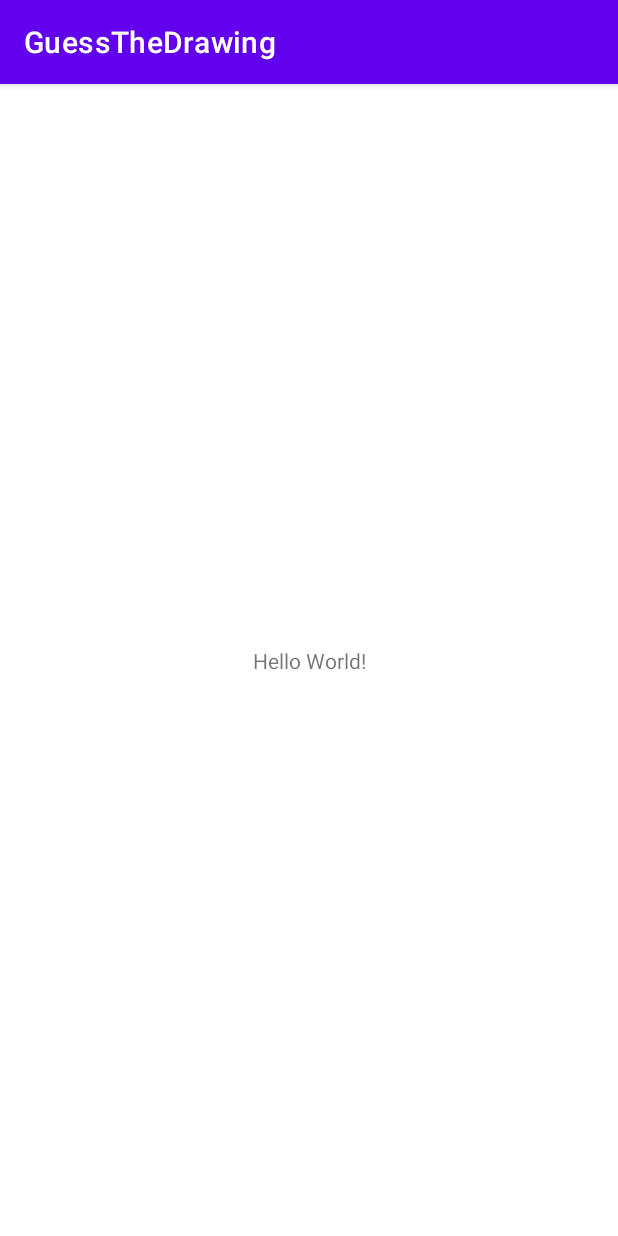
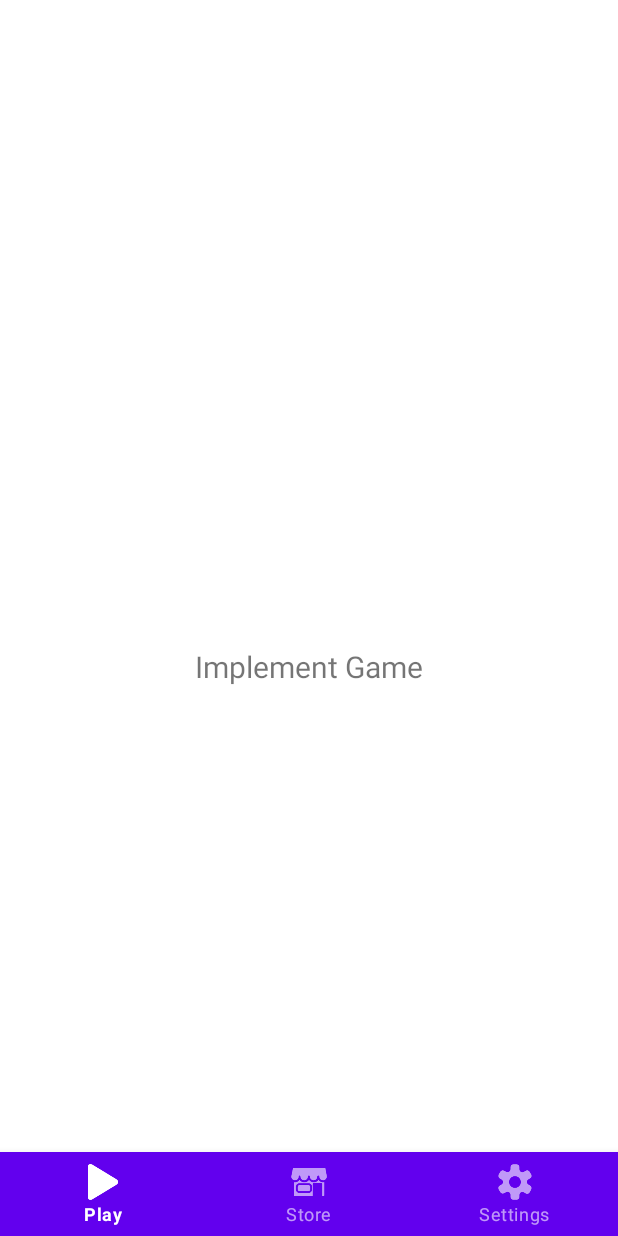
Before and after one commit to GrKnght/SummerPractice-Team13, an Android app: the screen it shows after launch (MainActivity), on a phone screen of 412 x 824 dp. Run offline under Robolectric (Android 15) with nearby library versions, the phone set to English and light mode, and no system bars; our stand-ins replace navigation-ui.

Commit message:
AddedBottomNavigation

```diff
--- a/app/build.gradle
+++ b/app/build.gradle
@@ -37,10 +37,13 @@ dependencies {
     implementation 'androidx.core:core-ktx:1.6.0'
     implementation 'androidx.appcompat:appcompat:1.3.0'
 
-    implementation 'com.google.android.material:material:1.3.0'
+    implementation 'com.google.android.material:material:1.4.0'
     implementation 'androidx.constraintlayout:constraintlayout:2.0.4'
 
     testImplementation 'junit:junit:4.13.2'
     androidTestImplementation 'androidx.test.ext:junit:1.1.3'
     androidTestImplementation 'androidx.test.espresso:espresso-core:3.4.0'
+
+    implementation 'androidx.navigation:navigation-fragment-ktx:2.3.5'
+    implementation 'androidx.navigation:navigation-ui-ktx:2.3.5'
 }
--- a/app/src/main/java/summerpractice/team13/guessthedrawing/MainActivity.kt
+++ b/app/src/main/java/summerpractice/team13/guessthedrawing/MainActivity.kt
@@ -1,11 +1,42 @@
 package summerpractice.team13.guessthedrawing
 
+
+import android.os.Bundle
+import com.google.android.material.bottomnavigation.BottomNavigationView
 import androidx.appcompat.app.AppCompatActivity
-import android.os.Bundle
+import androidx.navigation.findNavController
+import androidx.navigation.fragment.NavHostFragment
+import androidx.navigation.ui.AppBarConfiguration
+import androidx.navigation.ui.setupActionBarWithNavController
+import androidx.navigation.ui.setupWithNavController
 
 class MainActivity : AppCompatActivity() {
+
     override fun onCreate(savedInstanceState: Bundle?) {
         super.onCreate(savedInstanceState)
         setContentView(R.layout.activity_main)
+        val navView: BottomNavigationView = findViewById(R.id.nav_view)
+
+
+        val navHostFragment = supportFragmentManager.findFragmentById(R.id.nav_host_fragment) as NavHostFragment
+        val navController = navHostFragment.navController
+
+        val appBarConfiguration = AppBarConfiguration(
+            setOf(
+                R.id.navigation_home,
+                R.id.navigation_store,
+                R.id.navigation_settings,
+            )
+        )
+        setupActionBarWithNavController(navController, appBarConfiguration)
+        navView.setupWithNavController(navController)
+
+        supportActionBar?.hide()
+
     }
 }
+
+//        val axs: TypedValue = TypedValue()
+//        resources.getValue(R.drawable.settings,axs,true)
+
+// Log.d(TAG, "Resource filename:" + axs.string.toString());
--- /dev/null
+++ b/app/src/main/java/summerpractice/team13/guessthedrawing/ui/play_screen/HomeFragment.kt
@@ -0,0 +1,31 @@
+package summerpractice.team13.guessthedrawing.ui.play_screen
+
+import android.os.Bundle
+import android.view.LayoutInflater
+import android.view.View
+import android.view.ViewGroup
+import android.widget.TextView
+import androidx.fragment.app.Fragment
+import androidx.lifecycle.ViewModelProvider
+import summerpractice.team13.guessthedrawing.R
+
+class HomeFragment : Fragment() {
+
+    private lateinit var homeViewModel: HomeViewModel
+
+    override fun onCreateView(
+        inflater: LayoutInflater,
+        container: ViewGroup?,
+        savedInstanceState: Bundle?
+    ): View? {
+        homeViewModel = ViewModelProvider(this).get(HomeViewModel::class.java)
+
+        val root = inflater.inflate(R.layout.fragment_play, container, false)
+        val textView: TextView = root.findViewById(R.id.text_home)
+
+        homeViewModel.text.observe(viewLifecycleOwner, {
+            textView.text = it
+        })
+        return root
+    }
+}
--- /dev/null
+++ b/app/src/main/java/summerpractice/team13/guessthedrawing/ui/play_screen/HomeViewModel.kt
@@ -0,0 +1,14 @@
+package summerpractice.team13.guessthedrawing.ui.play_screen
+import android.util.TypedValue
+import androidx.lifecycle.LiveData
+import androidx.lifecycle.MutableLiveData
+import androidx.lifecycle.ViewModel
+import summerpractice.team13.guessthedrawing.R
+
+class HomeViewModel : ViewModel() {
+
+    private val _text = MutableLiveData<String>().apply {
+        value = "Implement Game"
+    }
+    val text: LiveData<String> = _text
+}
--- a/app/src/main/res/layout/activity_main.xml
+++ b/app/src/main/res/layout/activity_main.xml
@@ -1,18 +1,31 @@
 <?xml version="1.0" encoding="utf-8"?>
 <androidx.constraintlayout.widget.ConstraintLayout xmlns:android="http://schemas.android.com/apk/res/android"
     xmlns:app="http://schemas.android.com/apk/res-auto"
-    xmlns:tools="http://schemas.android.com/tools"
+    android:id="@+id/container"
     android:layout_width="match_parent"
     android:layout_height="match_parent"
-    tools:context=".MainActivity">
+    android:paddingTop="?attr/actionBarSize">
 
-    <TextView
-        android:layout_width="wrap_content"
+    <com.google.android.material.bottomnavigation.BottomNavigationView
+        android:id="@+id/nav_view"
+        android:layout_width="0dp"
         android:layout_height="wrap_content"
-        android:text="Hello World!"
+        style="@style/Widget.MaterialComponents.BottomNavigationView.Colored"
         app:layout_constraintBottom_toBottomOf="parent"
         app:layout_constraintLeft_toLeftOf="parent"
         app:layout_constraintRight_toRightOf="parent"
-        app:layout_constraintTop_toTopOf="parent" />
+        app:menu="@menu/bottom_navigation_menu" />
+
+    <androidx.fragment.app.FragmentContainerView
+        android:id="@+id/nav_host_fragment"
+        android:name="androidx.navigation.fragment.NavHostFragment"
+        android:layout_width="match_parent"
+        android:layout_height="match_parent"
+        app:defaultNavHost="true"
+        app:layout_constraintBottom_toTopOf="@id/nav_view"
+        app:layout_constraintLeft_toLeftOf="parent"
+        app:layout_constraintRight_toRightOf="parent"
+        app:layout_constraintTop_toTopOf="parent"
+        app:navGraph="@navigation/mobile_navigation" />
 
 </androidx.constraintlayout.widget.ConstraintLayout>
--- /dev/null
+++ b/app/src/main/res/layout/fragment_play.xml
@@ -0,0 +1,22 @@
+<?xml version="1.0" encoding="utf-8"?>
+<androidx.constraintlayout.widget.ConstraintLayout xmlns:android="http://schemas.android.com/apk/res/android"
+    xmlns:app="http://schemas.android.com/apk/res-auto"
+    xmlns:tools="http://schemas.android.com/tools"
+    android:layout_width="match_parent"
+    android:layout_height="match_parent"
+    tools:context=".ui.play_screen.HomeFragment">
+
+    <TextView
+        android:id="@+id/text_home"
+        android:layout_width="match_parent"
+        android:layout_height="wrap_content"
+        android:layout_marginStart="8dp"
+        android:layout_marginTop="8dp"
+        android:layout_marginEnd="8dp"
+        android:textAlignment="center"
+        android:textSize="20sp"
+        app:layout_constraintBottom_toBottomOf="parent"
+        app:layout_constraintEnd_toEndOf="parent"
+        app:layout_constraintStart_toStartOf="parent"
+        app:layout_constraintTop_toTopOf="parent" />
+</androidx.constraintlayout.widget.ConstraintLayout>
--- /dev/null
+++ b/app/src/main/res/menu/bottom_navigation_menu.xml
@@ -0,0 +1,20 @@
+<?xml version="1.0" encoding="utf-8"?>
+<menu xmlns:android="http://schemas.android.com/apk/res/android">
+
+    <item
+        android:id="@+id/navigation_home"
+        android:icon="@drawable/play"
+        android:title="@string/play" />
+
+    <item
+        android:id="@+id/navigation_store"
+        android:icon="@drawable/store"
+        android:title="@string/store" />
+
+    <item
+        android:id="@+id/navigation_settings"
+        android:icon="@drawable/settings"
+        android:title="@string/settings" />
+
+
+</menu>
--- /dev/null
+++ b/app/src/main/res/navigation/mobile_navigation.xml
@@ -0,0 +1,26 @@
+<?xml version="1.0" encoding="utf-8"?>
+<navigation xmlns:android="http://schemas.android.com/apk/res/android"
+    xmlns:app="http://schemas.android.com/apk/res-auto"
+    xmlns:tools="http://schemas.android.com/tools"
+    android:id="@+id/mobile_navigation"
+    app:startDestination="@+id/navigation_home">
+
+    <fragment
+        android:id="@+id/navigation_home"
+        android:name="summerpractice.team13.guessthedrawing.ui.play_screen.HomeFragment"
+        android:label="Play"
+        tools:layout="@layout/fragment_play" />
+
+    <fragment
+        android:id="@+id/navigation_store"
+        android:name="summerpractice.team13.guessthedrawing.ui.store_screen.StoreFragment"
+        android:label="Store"
+        tools:layout="@layout/fragment_store" />
+
+    <fragment
+        android:id="@+id/navigation_settings"
+        android:name="summerpractice.team13.guessthedrawing.ui.settings_screen.SettingsFragment"
+        android:label="Settings"
+        tools:layout="@layout/fragment_settings" />
+
+</navigation>
--- a/app/src/main/res/values/strings.xml
+++ b/app/src/main/res/values/strings.xml
@@ -1,3 +1,6 @@
 <resources>
     <string name="app_name">GuessTheDrawing</string>
+    <string name="store">Store</string>
+    <string name="settings">Settings</string>
+    <string name="play">Play</string>
 </resources>
--- a/build.gradle
+++ b/build.gradle
@@ -6,7 +6,7 @@ buildscript {
         mavenCentral()
     }
     dependencies {
-        classpath "com.android.tools.build:gradle:4.2.1"
+        classpath 'com.android.tools.build:gradle:7.0.0-beta05'
         classpath "org.jetbrains.kotlin:kotlin-gradle-plugin:$kotlin_version"
 
         // NOTE: Do not place your application dependencies here; they belong
@@ -18,7 +18,7 @@ allprojects {
     repositories {
         google()
         mavenCentral()
-        jcenter() // Warning: this repository is going to shut down soon
+         // Warning: this repository is going to shut down soon
     }
 }
 
```
Also changed, not shown: app/src/main/java/summerpractice/team13/guessthedrawing/ui/settings_screen/SettingsFragment.kt (added, +31 -0 lines), app/src/main/java/summerpractice/team13/guessthedrawing/ui/settings_screen/SettingsViewModel.kt (added, +12 -0 lines), app/src/main/java/summerpractice/team13/guessthedrawing/ui/store_screen/StoreFragment.kt (added, +30 -0 lines), app/src/main/java/summerpractice/team13/guessthedrawing/ui/store_screen/StoreViewModel.kt (added, +12 -0 lines), app/src/main/res/layout/fragment_settings.xml (added, +22 -0 lines), app/src/main/res/layout/fragment_store.xml (added, +22 -0 lines), gradle.properties (added, +15 -0 lines), app/src/main/res/drawable/play.png (added), app/src/main/res/drawable/settings.png (added), app/src/main/res/drawable/store.png (added), gradle/wrapper/gradle-wrapper.properties.
